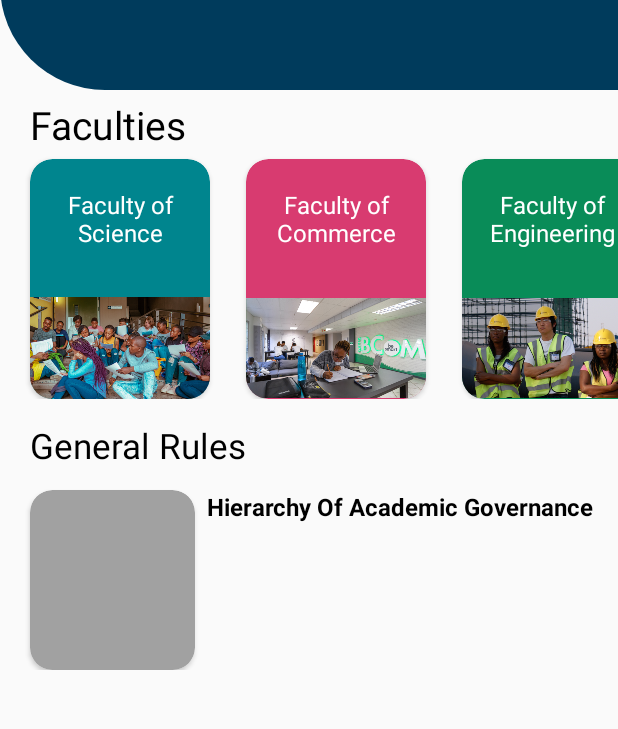
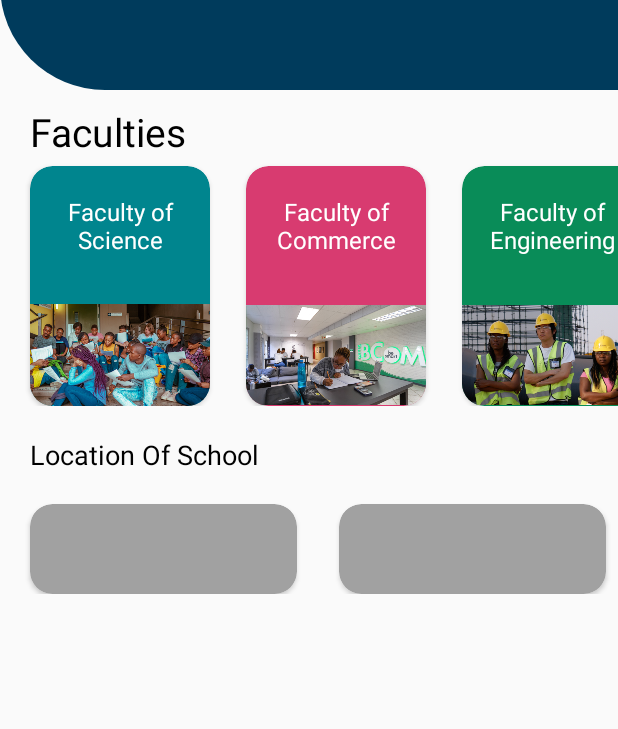
Before and after one commit to sudocoms3009/registration-app, an Android app: the screen it shows after launch (MainActivity), on a phone screen of 412 x 824 dp, the part 225-954 px from its top. Run offline under Robolectric (Android 15) with nearby library versions, the phone set to English and light mode, and no system bars; our stand-ins replace CircleImageView.

Commit message:
Improved home page

```diff
--- a/FacultyHandbook/app/src/main/res/layout/activity_main.xml
+++ b/FacultyHandbook/app/src/main/res/layout/activity_main.xml
@@ -63,9 +63,9 @@
                 android:id="@+id/picture"
                 android:layout_width="60dp"
                 android:layout_height="60dp"
-                android:padding="20dp"
+                android:padding="2dp"
                 android:layout_gravity="center"
-
+                android:src="@drawable/wits"
                 android:background="@drawable/background"
                 />
         </RelativeLayout>
@@ -113,7 +113,7 @@
         android:text="Faculties"
         android:textSize="26sp"
         android:textColor="#000"
-        android:layout_marginTop="5dp"
+        android:layout_marginTop="10dp"
         android:layout_marginLeft="20dp"
         app:layout_constraintTop_toBottomOf="@id/taskbar"
         app:layout_constraintLeft_toLeftOf="parent"
@@ -150,7 +150,8 @@
 
             <LinearLayout
                 android:layout_width="match_parent"
-                android:layout_height="80dp">
+                android:layout_height="80dp"
+                android:padding="2sp">
 
                 <TextView
                     android:layout_width="match_parent"
@@ -372,11 +373,11 @@
         android:layout_height="30dp"
         app:layout_constraintTop_toBottomOf="@id/scroll"
         app:layout_constraintLeft_toLeftOf="parent"
-        android:text="General Rules"
-        android:textSize="23sp"
+        android:text="Location Of School"
+        android:textSize="18sp"
         android:textColor="#000"
         android:layout_marginLeft="20dp"
-        android:layout_marginTop="15dp"/>
+        android:layout_marginTop="20dp"/>
 
     <LinearLayout
         android:layout_width="match_parent"
@@ -385,10 +386,15 @@
         app:layout_constraintLeft_toLeftOf="parent">
 
 
+    <LinearLayout
+            android:layout_width="match_parent"
+            android:layout_height="wrap_content">
+
     <androidx.cardview.widget.CardView
-        android:id="@+id/general"
-        android:layout_width="110dp"
-        android:layout_height="120dp"
+        android:id="@+id/year2015"
+        android:layout_width="0dp"
+        android:layout_weight="0.5"
+        android:layout_height="60dp"
         app:cardCornerRadius="15dp"
         android:layout_marginTop="15dp"
         android:layout_marginLeft="20dp"
@@ -415,19 +421,37 @@
 
     </androidx.cardview.widget.CardView>
 
-        <LinearLayout
-            android:layout_width="wrap_content"
-            android:layout_height="wrap_content">
+    <androidx.cardview.widget.CardView
+            android:id="@+id/year2016"
+            android:layout_width="0dp"
+            android:layout_weight="0.5"
+            android:layout_height="60dp"
+            app:cardCornerRadius="15dp"
+            android:layout_marginTop="15dp"
+            android:layout_marginLeft="20dp"
+            android:layout_marginRight="8dp"
+            android:backgroundTint="#a1a1a1">
 
-            <TextView
-                android:layout_width="wrap_content"
-                android:layout_height="wrap_content"
-                android:text="Hierarchy Of Academic Governance"
-                android:textSize="16sp"
-                android:textColor="#000"
-                android:textStyle="bold"
-                android:layout_marginTop="15dp"/>
-        </LinearLayout>
+            <LinearLayout
+                android:layout_width="match_parent"
+                android:layout_height="80dp">
+
+
+
+            </LinearLayout>
+            <LinearLayout
+                android:layout_width="match_parent"
+                android:layout_height="fill_parent"
+                android:layout_marginTop="80dp"
+                android:layout_marginBottom="-8dp">
+
+
+            </LinearLayout>
+
+
+
+        </androidx.cardview.widget.CardView>
+    </LinearLayout>
 
     </LinearLayout>
 
```
Also changed, not shown: FacultyHandbook/app/src/main/res/drawable/wits.png.
